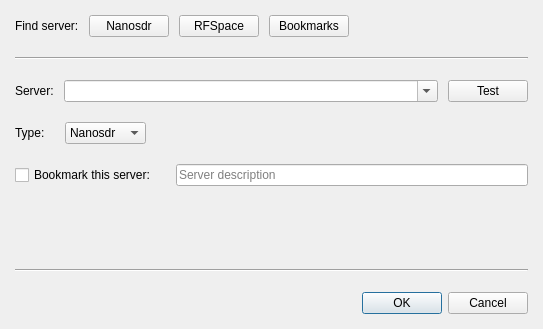
Before: the Qt Designer form src/server_dialog.ui in nanosdr/nanosdr-client, drawn with Qt 5.
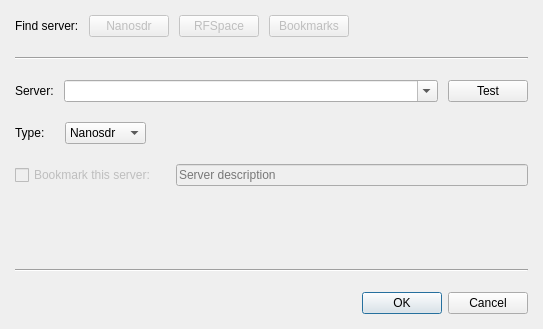
After: the same form once the commit is applied.

Commit message: Disable unused widgets for now.

```diff
--- a/src/server_dialog.ui
+++ b/src/server_dialog.ui
@@ -43,6 +43,9 @@
      </item>
      <item>
       <widget class="QPushButton" name="nsdrButton">
+       <property name="enabled">
+        <bool>false</bool>
+       </property>
        <property name="toolTip">
         <string>Show public Nanosdr servers</string>
        </property>
@@ -56,6 +59,9 @@
      </item>
      <item>
       <widget class="QPushButton" name="rfspaceButton">
+       <property name="enabled">
+        <bool>false</bool>
+       </property>
        <property name="toolTip">
         <string>Show public RFSpace servers</string>
        </property>
@@ -69,6 +75,9 @@
      </item>
      <item>
       <widget class="QPushButton" name="bmButton">
+       <property name="enabled">
+        <bool>false</bool>
+       </property>
        <property name="text">
         <string>Bookmarks</string>
        </property>
@@ -184,6 +193,9 @@
     <layout class="QHBoxLayout" name="horizontalLayout_4">
      <item>
       <widget class="QCheckBox" name="bmCheckBox">
+       <property name="enabled">
+        <bool>false</bool>
+       </property>
        <property name="text">
         <string>Bookmark this server:</string>
        </property>
@@ -191,6 +203,9 @@
      </item>
      <item>
       <widget class="QLineEdit" name="bmDesc">
+       <property name="enabled">
+        <bool>false</bool>
+       </property>
        <property name="maxLength">
         <number>64</number>
        </property>
```
